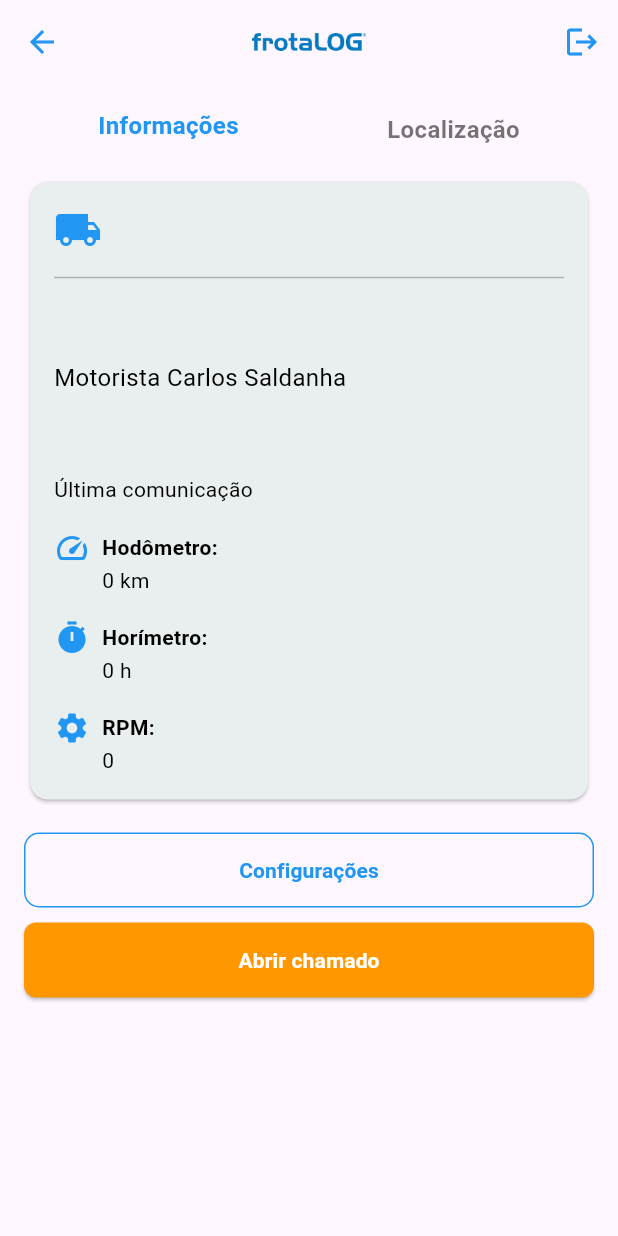
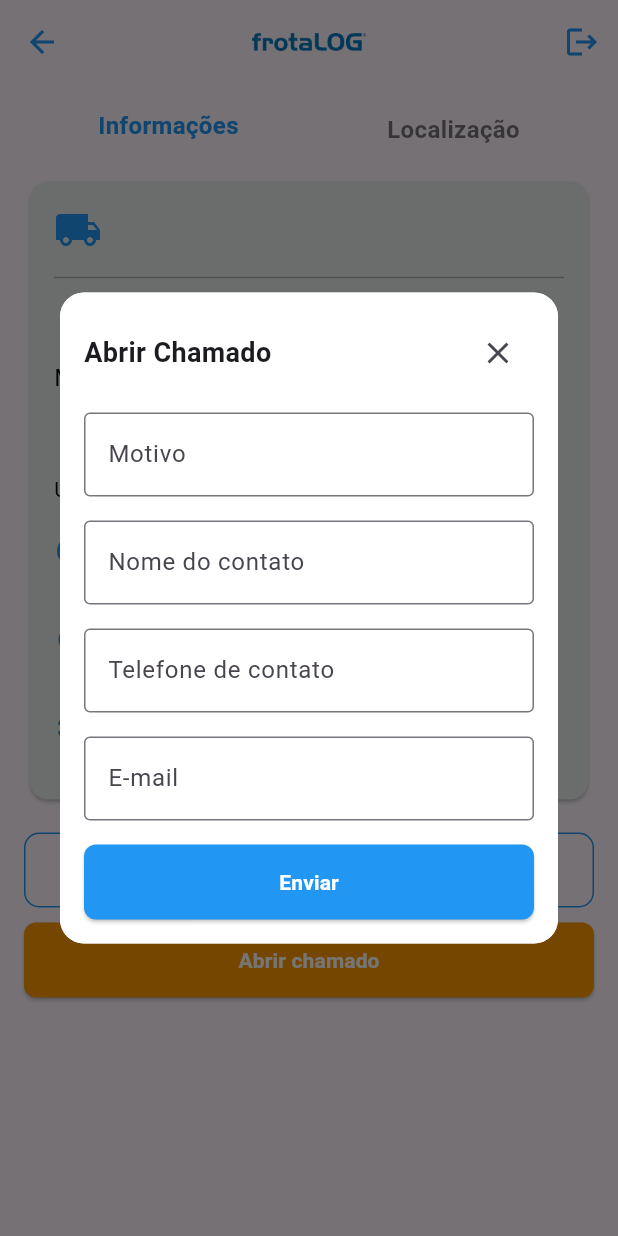
Before and after one commit to kevinwsouza/gio_pvt_project, a Flutter app: the DetailsScreenPage screen opened directly with empty values, after a tap on "Abrir chamado", on a phone screen of 412 x 824 dp. Run offline on Flutter 3.47's test engine with Material 3 defaults, Android fonts, the phone set to English and light mode, and no system bars; our stand-ins replace flutter_bloc, flutter_blue_plus, flutter_svg, go_router, permission_handler.

Commit message:
new details call modal

```diff
--- a/lib/app/features/detail screen/presenter/pages/details_screen_page.dart
+++ b/lib/app/features/detail screen/presenter/pages/details_screen_page.dart
@@ -3,6 +3,7 @@ import 'dart:async';
 import 'package:flutter/material.dart';
 import 'package:flutter_blue_plus/flutter_blue_plus.dart';
 import '../../../../shared/components/custom_app_bar.dart';
+import '../../../../shared/components/frota_call_card.dart';
 import '../../../../shared/components/frota_config_card.dart';
 import '../../../../shared/components/frota_details_card.dart';
 import '../../../../shared/globals/permission_menager_bluetooth.dart';
@@ -28,12 +29,14 @@ class _DetailsScreenPageState extends State<DetailsScreenPage> {
     print('Iniciando pareamento Bluetooth...');
 
     // Solicita permissões usando a classe global
-  bool permissionsGranted = await PermissionManagerBluetooth().requestPermissions();
+    bool permissionsGranted =
+        await PermissionManagerBluetooth().requestPermissions();
 
     if (!permissionsGranted) {
       if (!mounted) return; // Verifica se o widget ainda está montado
       ScaffoldMessenger.of(context).showSnackBar(
-      const SnackBar(content: Text('Permissões necessárias não foram concedidas.')),
+        const SnackBar(
+            content: Text('Permissões necessárias não foram concedidas.')),
       );
       return;
     }
@@ -41,7 +44,9 @@ class _DetailsScreenPageState extends State<DetailsScreenPage> {
     if (_isScanning) {
       if (!mounted) return; // Verifica se o widget ainda está montado
       ScaffoldMessenger.of(context).showSnackBar(
-      const SnackBar(content: Text('Já está em andamento um escaneamento de dispositivos.')),
+        const SnackBar(
+            content:
+                Text('Já está em andamento um escaneamento de dispositivos.')),
       );
       return;
     }
@@ -61,12 +66,15 @@ class _DetailsScreenPageState extends State<DetailsScreenPage> {
 
     try {
       // Verifica se o Bluetooth está ligado
-    bool isOn = await FlutterBluePlus.adapterState.first == BluetoothAdapterState.on;
+      bool isOn =
+          await FlutterBluePlus.adapterState.first == BluetoothAdapterState.on;
       if (!isOn) {
         if (!mounted) return; // Verifica se o widget ainda está montado
         Navigator.of(context).pop(); // Fecha o indicador de carregamento
         ScaffoldMessenger.of(context).showSnackBar(
-        const SnackBar(content: Text('Bluetooth está desligado. Por favor, ligue o Bluetooth.')),
+          const SnackBar(
+              content: Text(
+                  'Bluetooth está desligado. Por favor, ligue o Bluetooth.')),
         );
         setState(() {
           _isScanning = false; // Libera o estado de escaneamento
@@ -94,7 +102,9 @@ class _DetailsScreenPageState extends State<DetailsScreenPage> {
       if (!mounted) return; // Verifica se o widget ainda está montado
       Navigator.of(context).pop(); // Fecha o indicador de carregamento
       ScaffoldMessenger.of(context).showSnackBar(
-      const SnackBar(content: Text('Escaneamento concluído! Selecione um dispositivo para parear.')),
+        const SnackBar(
+            content: Text(
+                'Escaneamento concluído! Selecione um dispositivo para parear.')),
       );
 
       // Exibe a lista de dispositivos encontrados
@@ -156,8 +166,10 @@ class _DetailsScreenPageState extends State<DetailsScreenPage> {
                               subtitle: Text(device.remoteId.toString()),
                               trailing: ElevatedButton(
                                 onPressed: () {
-                            Navigator.of(dialogContext).pop(); // Fecha a lista
-                            _connectToDevice(device); // Conecta ao dispositivo
+                                  Navigator.of(dialogContext)
+                                      .pop(); // Fecha a lista
+                                  _connectToDevice(
+                                      device); // Conecta ao dispositivo
                                 },
                                 child: const Text('Conectar'),
                               ),
@@ -200,7 +212,8 @@ class _DetailsScreenPageState extends State<DetailsScreenPage> {
       print('Conectando ao dispositivo: ${device.platformName}');
       await device.connect();
       ScaffoldMessenger.of(context).showSnackBar(
-        SnackBar(content: Text('Conectado ao dispositivo: ${device.platformName}')),
+        SnackBar(
+            content: Text('Conectado ao dispositivo: ${device.platformName}')),
       );
     } catch (e) {
       ScaffoldMessenger.of(context).showSnackBar(
@@ -267,7 +280,8 @@ class _DetailsScreenPageState extends State<DetailsScreenPage> {
             Align(
               alignment: Alignment.centerRight, // Alinha o card à direita
               child: Padding(
-                padding: const EdgeInsets.only(bottom: 8.0), // Ajusta o bottom do card
+                padding: const EdgeInsets.only(
+                    bottom: 8.0), // Ajusta o bottom do card
                 child: FrotaCardDetails(
                   title: widget.vehicle.title,
                   status: widget.vehicle.status,
@@ -289,7 +303,8 @@ class _DetailsScreenPageState extends State<DetailsScreenPage> {
                     // Exibe o FrotaConfigCard como um Dialog
                     showDialog(
                       context: context,
-                      barrierDismissible: false, // Desabilita cliques fora da modal
+                      barrierDismissible:
+                          false, // Desabilita cliques fora da modal
                       builder: (dialogContext) => FrotaConfigCard(
                         onPressed: () {
                           // Chama a lógica de pareamento Bluetooth ao clicar no botão dentro do FrotaConfigCard
@@ -300,7 +315,8 @@ class _DetailsScreenPageState extends State<DetailsScreenPage> {
                   },
                   style: OutlinedButton.styleFrom(
                     minimumSize: const Size(double.infinity, 50),
-                    side: const BorderSide(color: Colors.blue), // Linha de borda azul
+                    side: const BorderSide(
+                        color: Colors.blue), // Linha de borda azul
                     shape: RoundedRectangleBorder(
                       borderRadius: BorderRadius.circular(10.0),
                     ),
@@ -316,7 +332,24 @@ class _DetailsScreenPageState extends State<DetailsScreenPage> {
                 const SizedBox(height: 10.0),
                 ElevatedButton(
                   onPressed: () {
-                    // Ação para abrir chamado
+                    // Exibe o FrotaCallCard como uma modal
+                    showDialog(
+                      context: context,
+                      barrierDismissible:
+                          false, // Desabilita cliques fora da modal
+                      builder: (dialogContext) => FrotaCallCard(
+                        onSend: () {
+                          // Lógica para enviar os dados ao backend
+                          print('Chamado enviado ao backend!');
+                          Navigator.of(dialogContext)
+                              .pop(); // Fecha a modal após enviar
+                          ScaffoldMessenger.of(context).showSnackBar(
+                            const SnackBar(
+                                content: Text('Chamado enviado com sucesso!')),
+                          );
+                        },
+                      ),
+                    );
                   },
                   style: ElevatedButton.styleFrom(
                     backgroundColor: Colors.orange,
--- a/lib/app/shared/components/frota_call_card.dart
+++ b/lib/app/shared/components/frota_call_card.dart
@@ -1,7 +1,9 @@
 import 'package:flutter/material.dart';
 
-class OpenCallDialog extends StatelessWidget {
-  const OpenCallDialog({super.key});
+class FrotaCallCard extends StatelessWidget {
+  final VoidCallback onSend; // Callback para o botão "Enviar"
+
+  const FrotaCallCard({super.key, required this.onSend});
 
   @override
   Widget build(BuildContext context) {
@@ -76,8 +78,7 @@ class OpenCallDialog extends StatelessWidget {
             // Botão de enviar
             ElevatedButton(
               onPressed: () {
-                // Lógica para enviar o formulário
-                Navigator.of(context).pop(); // Fecha a modal após enviar
+                onSend(); // Executa a lógica passada como callback
               },
               style: ElevatedButton.styleFrom(
                 backgroundColor: Colors.blue,
```
Lines whose indentation alone changed are shown as unchanged.
